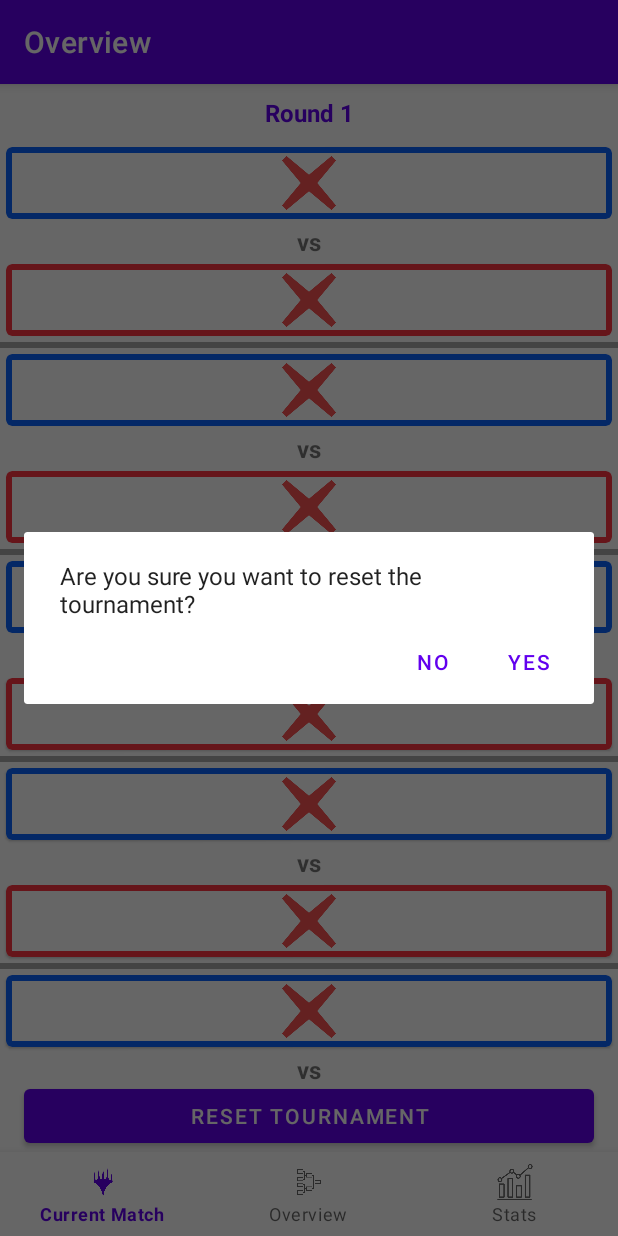
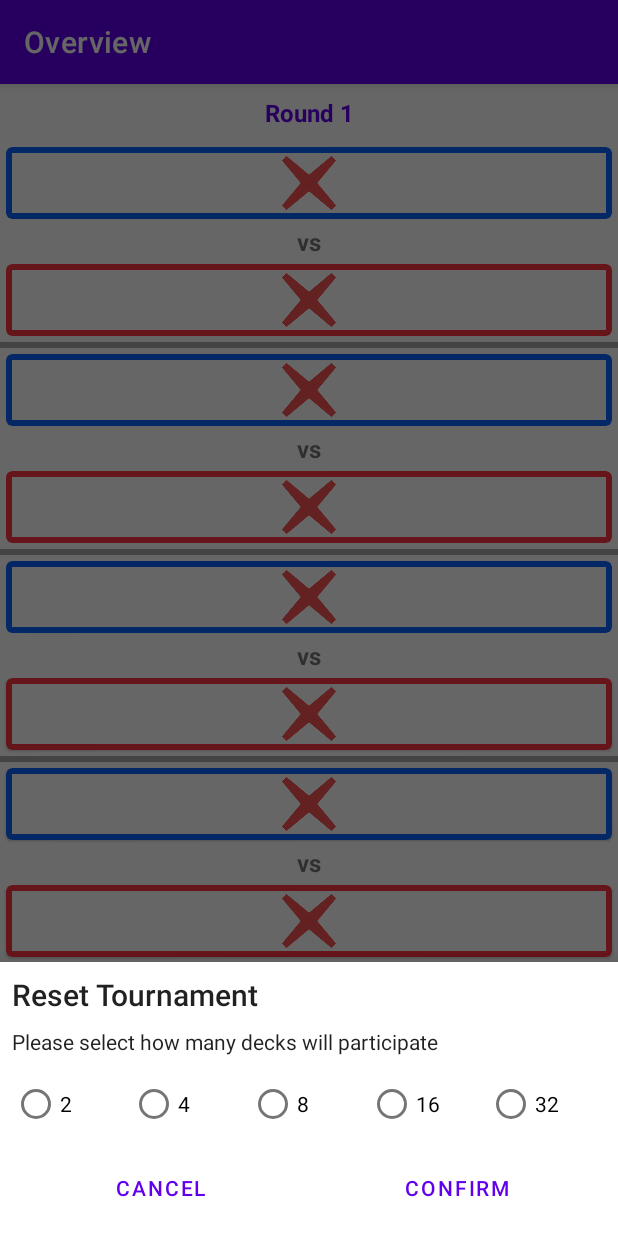
Before and after one commit to xiangyang57/MTG-Tournament, an Android app: the OverviewFragment screen opened through its navigation route, after a tap on "RESET TOURNAMENT", on a phone screen of 412 x 824 dp. Run offline under Robolectric (Android 15) with nearby library versions, the phone set to English and light mode, and no system bars; our stand-ins replace data binding, navigation-ui; 1 statement that could not run was skipped.

Commit message:
enable various tournament size

```diff
--- a/app/src/main/java/com/example/mtgtourney/data/DeckRepository.kt
+++ b/app/src/main/java/com/example/mtgtourney/data/DeckRepository.kt
@@ -1,6 +1,7 @@
 package com.example.mtgtourney.data
 
 import android.content.Context
+import android.util.Log
 import com.example.mtgtourney.R
 import com.google.gson.Gson
 import com.google.gson.reflect.TypeToken
--- a/app/src/main/java/com/example/mtgtourney/data/TournamentRepository.kt
+++ b/app/src/main/java/com/example/mtgtourney/data/TournamentRepository.kt
@@ -2,9 +2,9 @@ package com.example.mtgtourney.data
 
 import android.content.Context
 import com.example.mtgtourney.createTournament
+import com.google.gson.Gson
 import kotlinx.coroutines.Dispatchers
 import kotlinx.coroutines.withContext
-import com.google.gson.Gson;
 
 class TournamentRepository {
 
@@ -32,6 +32,9 @@ class TournamentRepository {
             }
         }
 
+    /**
+     * Recreate the tournament based on size
+     */
     suspend fun updateTournament(appContext: Context, tournament: Tournament) {
         withContext(Dispatchers.IO) {
             appContext.deleteFile(TOURNAMENT)
--- a/app/src/main/java/com/example/mtgtourney/ui/overview/OverviewFragment.kt
+++ b/app/src/main/java/com/example/mtgtourney/ui/overview/OverviewFragment.kt
@@ -11,6 +11,7 @@ import androidx.fragment.app.FragmentActivity
 import androidx.lifecycle.ViewModelProvider
 import com.example.mtgtourney.MainViewModel
 import com.example.mtgtourney.databinding.FragmentDashboardBinding
+import com.example.mtgtourney.ui.reset.ResetDialogFragment
 
 class OverviewFragment : Fragment() {
 
@@ -32,17 +33,13 @@ class OverviewFragment : Fragment() {
         _binding = FragmentDashboardBinding.inflate(inflater, container, false)
         val root: View = binding.root
         binding.reset.setOnClickListener {
-            val builder: AlertDialog.Builder = AlertDialog.Builder(requireContext())
-            builder
-                .setMessage("Are you sure you want to reset the tournament?")
-                .setPositiveButton("Yes") { _, _ ->
-                    mainViewModel.resetTournament(requireContext())
-                }
-                .setNegativeButton("No") {_,_ ->}
-            val dialog: AlertDialog = builder.create()
-            dialog.show()
+            val bottomSheet = ResetDialogFragment()
+
+            // Show the BottomSheet using parentFragmentManager
+            bottomSheet.show(parentFragmentManager, "ResetDialogFragment")
 
         }
+        binding.viewpager.setSaveEnabled(false)
         mainViewModel.tournamentLiveData.observe(viewLifecycleOwner) {
             adapter = RoundPagerAdapter(activity as FragmentActivity, it.brackets)
             binding.viewpager.adapter = null
--- /dev/null
+++ b/app/src/main/java/com/example/mtgtourney/ui/reset/ResetDialogFragment.kt
@@ -0,0 +1,46 @@
+package com.example.mtgtourney.ui.reset
+
+import android.os.Bundle
+import android.view.LayoutInflater
+import android.view.View
+import android.view.ViewGroup
+import androidx.appcompat.app.AppCompatActivity
+import androidx.lifecycle.ViewModelProvider
+import com.example.mtgtourney.MainViewModel
+import com.example.mtgtourney.databinding.FragmentResetDialogBinding
+import com.google.android.material.bottomsheet.BottomSheetDialogFragment
+
+class ResetDialogFragment: BottomSheetDialogFragment() {
+    private var _binding: FragmentResetDialogBinding? = null
+    private val binding get() = _binding!!
+
+    override fun onCreateView(
+        inflater: LayoutInflater,
+        container: ViewGroup?,
+        savedInstanceState: Bundle?
+    ): View {
+        _binding = FragmentResetDialogBinding.inflate(inflater, container, false)
+        val mainViewModel =
+            ViewModelProvider(activity as AppCompatActivity)[MainViewModel::class.java]
+        val resetViewModel =
+            ViewModelProvider(this)[ResetDialogViewModel::class.java]
+        binding.viewModel = resetViewModel
+
+        resetViewModel.selectionConfirmed.observe(viewLifecycleOwner) { selected ->
+            selected?.let {
+                mainViewModel.resetTournament(requireContext(), it)
+                dismiss()
+            }
+        }
+        binding.radioGroup.setOnCheckedChangeListener { _, checkId->
+            resetViewModel.selectedOptionId.value = checkId
+        }
+        binding.closeButton.setOnClickListener { v -> dismiss() }
+        return binding.root
+    }
+
+    override fun onDestroyView() {
+        super.onDestroyView()
+        _binding = null
+    }
+}
--- /dev/null
+++ b/app/src/main/java/com/example/mtgtourney/ui/reset/ResetDialogViewModel.kt
@@ -0,0 +1,26 @@
+package com.example.mtgtourney.ui.reset
+
+import androidx.lifecycle.MutableLiveData
+import androidx.lifecycle.ViewModel
+import com.example.mtgtourney.R
+
+class ResetDialogViewModel: ViewModel() {
+
+    // Keep track of selected radio button ID
+    val selectedOptionId = MutableLiveData(R.id.option2)
+
+    // Event to signal dismiss or action
+    val selectionConfirmed = MutableLiveData<Int?>()
+
+    fun onConfirmClicked() {
+        val selected = when (selectedOptionId.value) {
+            R.id.option1 -> 2
+            R.id.option2 -> 4
+            R.id.option3 -> 8
+            R.id.option4 -> 16
+            R.id.option5 -> 32
+            else -> 2
+        }
+        selectionConfirmed.value = selected
+    }
+}
--- /dev/null
+++ b/app/src/main/res/layout/fragment_reset_dialog.xml
@@ -0,0 +1,92 @@
+<?xml version="1.0" encoding="utf-8"?>
+<layout xmlns:android="http://schemas.android.com/apk/res/android">
+    <data>
+        <variable
+            name="viewModel"
+            type="com.example.mtgtourney.ui.reset.ResetDialogViewModel" />
+    </data>
+    <LinearLayout
+        android:orientation="vertical"
+        android:layout_width="match_parent"
+        android:layout_height="match_parent"
+        android:padding="@dimen/margin_med">
+
+        <TextView
+            style="@style/TextAppearance.AppCompat.Title"
+            android:layout_width="match_parent"
+            android:layout_height="wrap_content"
+            android:layout_marginBottom="@dimen/margin_med"
+            android:text="@string/dialog_title"/>
+
+        <TextView
+            style="@style/TextAppearance.AppCompat.Body1"
+            android:layout_width="match_parent"
+            android:layout_height="wrap_content"
+            android:layout_marginBottom="@dimen/margin_med"
+            android:text="@string/dialog_radio_selector"/>
+
+        <RadioGroup
+            android:id="@+id/radioGroup"
+            android:layout_width="match_parent"
+            android:layout_height="wrap_content"
+            android:orientation="horizontal"
+            android:checkedButton="@{viewModel.selectedOptionId}"
+            android:weightSum="5">
+
+            <RadioButton
+                android:id="@+id/option1"
+                android:layout_width="wrap_content"
+                android:layout_height="wrap_content"
+                android:layout_weight="1"
+                android:text="2" />
+
+            <RadioButton
+                android:id="@+id/option2"
+                android:layout_width="wrap_content"
+                android:layout_height="wrap_content"
+                android:layout_weight="1"
+                android:text="4" />
+
+            <RadioButton
+                android:id="@+id/option3"
+                android:layout_width="wrap_content"
+                android:layout_height="wrap_content"
+                android:layout_weight="1"
+                android:text="8" />
+            <RadioButton
+                android:id="@+id/option4"
+                android:layout_width="wrap_content"
+                android:layout_height="wrap_content"
+                android:layout_weight="1"
+                android:text="16" />
+            <RadioButton
+                android:id="@+id/option5"
+                android:layout_width="wrap_content"
+                android:layout_height="wrap_content"
+                android:layout_weight="1"
+                android:text="32" />
+        </RadioGroup>
+
+        <LinearLayout
+            android:layout_width="match_parent"
+            android:layout_height="@dimen/button"
+            android:orientation="horizontal"
+            android:layout_marginTop="@dimen/margin_med">
+            <Button
+                android:id="@+id/close_button"
+                android:layout_width="0dp"
+                android:layout_height="match_parent"
+                android:layout_weight="0.5"
+                android:text="@string/dialog_cancel"
+                android:layout_margin="@dimen/margin_small"/>
+            <Button
+                android:id="@+id/confirm_button"
+                android:layout_width="0dp"
+                android:layout_height="match_parent"
+                android:layout_weight="0.5"
+                android:text="@string/dialog_confirm"
+                android:onClick="@{() -> viewModel.onConfirmClicked()}"
+                android:layout_margin="@dimen/margin_small"/>
+        </LinearLayout>
+    </LinearLayout>
+</layout>
--- a/app/src/main/res/values/strings.xml
+++ b/app/src/main/res/values/strings.xml
@@ -3,4 +3,8 @@
     <string name="title_current_match">Current Match</string>
     <string name="title_overview">Overview</string>
     <string name="title_stats">Stats</string>
+    <string name="dialog_cancel">Cancel</string>
+    <string name="dialog_confirm">Confirm</string>
+    <string name="dialog_title">Reset Tournament</string>
+    <string name="dialog_radio_selector">Please select how many decks will participate</string>
 </resources>
```
Also changed, not shown: app/src/main/java/com/example/mtgtourney/Extensions.kt (+6 -4 lines), app/src/main/java/com/example/mtgtourney/MainViewModel.kt (+7 -4 lines), app/src/main/res/raw/complete_decks.json (deleted, +0 -130 lines), app/src/main/res/raw/initial_decks.json (+4 -4 lines).
